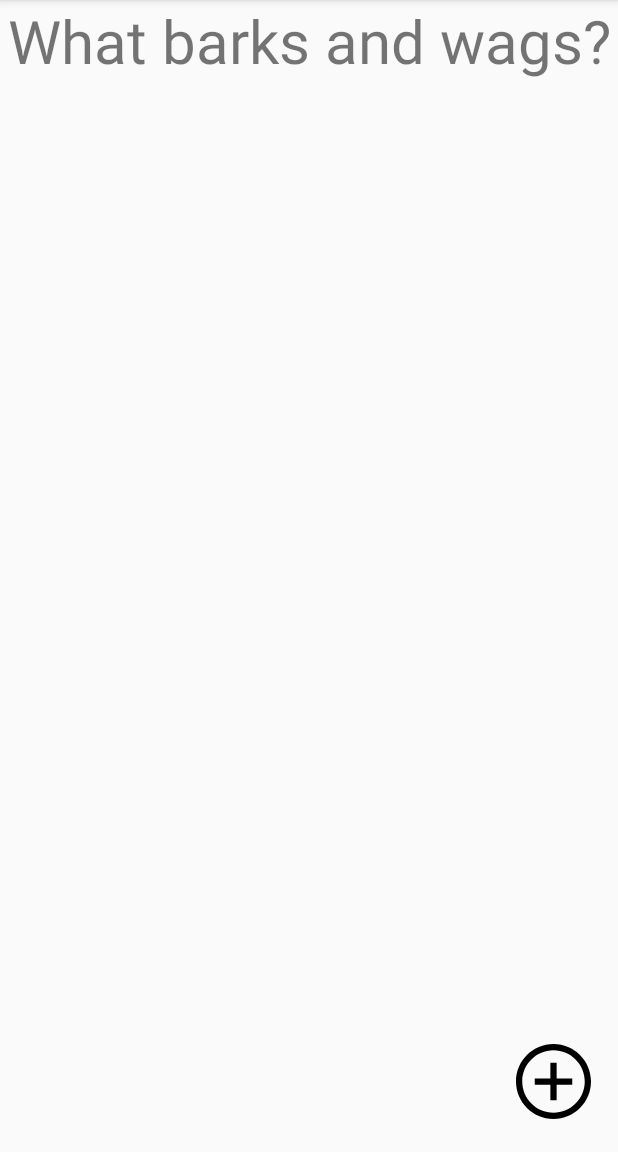
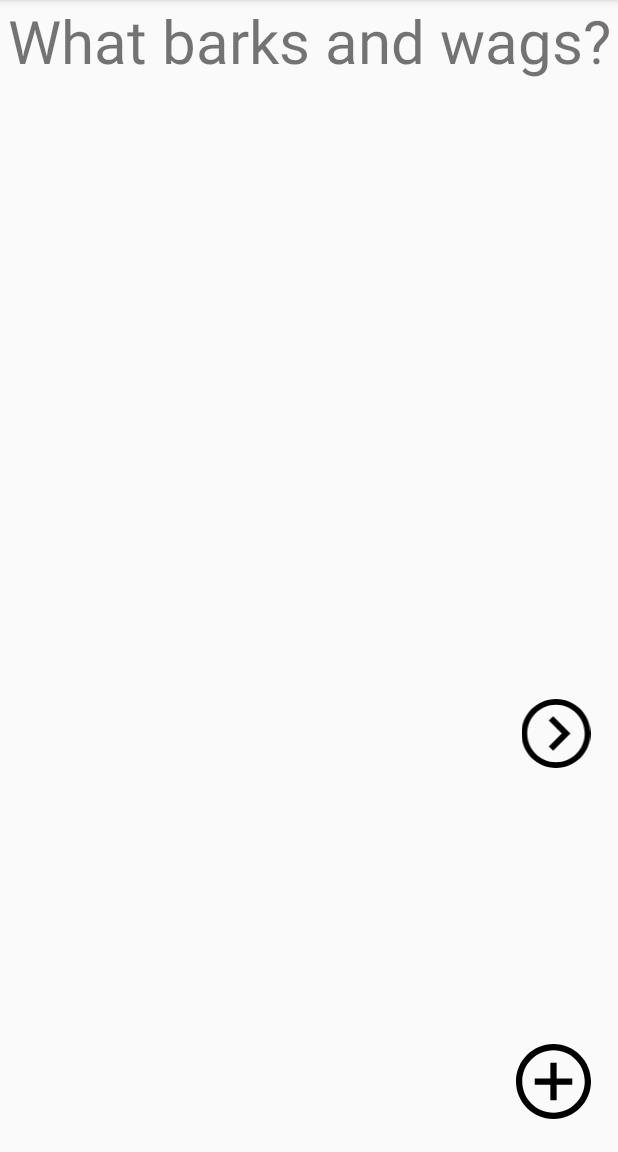
Before and after one commit to cherylfong/FlshCrds, an Android app: the screen it shows after launch (MainActivity), on a phone screen of 412 x 824 dp, the part 84-1236 px from its top. Run offline under Robolectric (Android 15) with nearby library versions, the phone set to English and light mode, and no system bars; our stand-ins replace Room's generated code.

Commit message:
add logic to for next card button

```diff
--- a/app/src/main/java/com/cherylfong/flshcrds/MainActivity.java
+++ b/app/src/main/java/com/cherylfong/flshcrds/MainActivity.java
@@ -15,6 +15,8 @@ public class MainActivity extends AppCompatActivity {
 
     FlashcardDatabase fcDB; // db holder
     List<Flashcard> allFC; // all flash card objects
+
+    int currCardIndex = 0;
 
     public static final int ADD_CARD_REQUEST_CODE = 100;
 
@@ -67,6 +69,32 @@ public class MainActivity extends AppCompatActivity {
             }
         });
 
+        // next button
+
+        findViewById(R.id.nextCardButton).setOnClickListener(new View.OnClickListener() {
+            @Override
+            public void onClick(View v) {
+
+                // increment the next card index when tapped
+                currCardIndex++;
+
+                // when currCardIndex surpasses the last card,
+                // make it back to zero again
+                if(currCardIndex > allFC.size() - 1){
+                    currCardIndex = 0;
+                }
+
+                TextView q = findViewById(R.id.flashc_question);
+                TextView a = findViewById(R.id.flashc_answer);
+
+                q.setText(allFC.get(currCardIndex).getQuestion());
+                a.setText(allFC.get(currCardIndex).getAnswer());
+
+                q.setVisibility(View.VISIBLE);
+                a.setVisibility(View.INVISIBLE);
+            }
+        });
+
 
     }
 
--- a/app/src/main/res/layout/activity_main.xml
+++ b/app/src/main/res/layout/activity_main.xml
@@ -40,4 +40,14 @@
         android:layout_marginEnd="18dp"
         android:layout_marginBottom="22dp"
         app:srcCompat="@drawable/add_card_plus" />
+
+    <ImageView
+        android:id="@+id/nextCardButton"
+        android:layout_width="52dp"
+        android:layout_height="46dp"
+        android:layout_alignParentEnd="true"
+        android:layout_alignParentBottom="true"
+        android:layout_marginEnd="15dp"
+        android:layout_marginBottom="256dp"
+        app:srcCompat="@drawable/next_card" />
 </android.widget.RelativeLayout>
```
